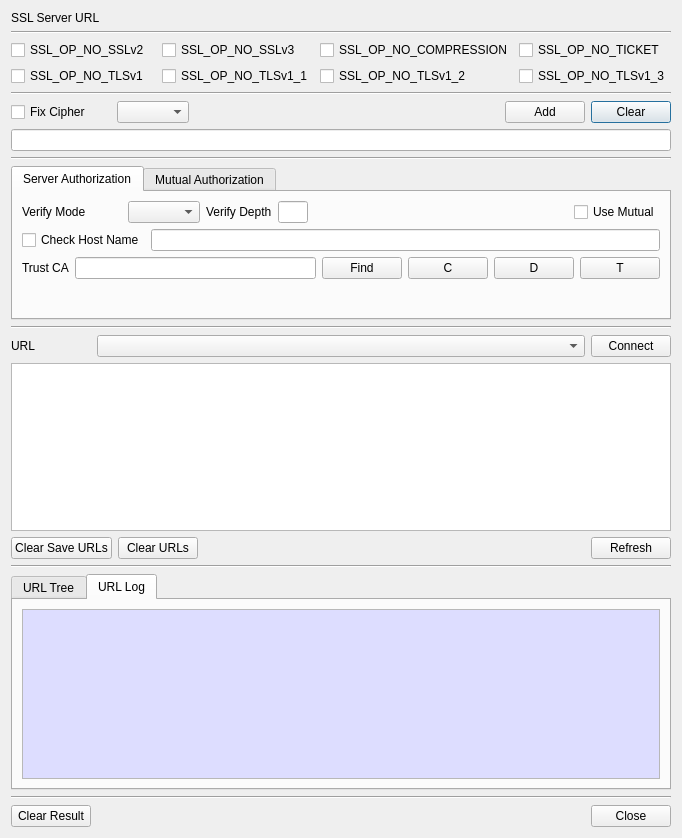
The window that BerEditor/ssl_verify_dlg.ui (jykim74/BerEditor) describes before a commit, drawn with Qt 5.
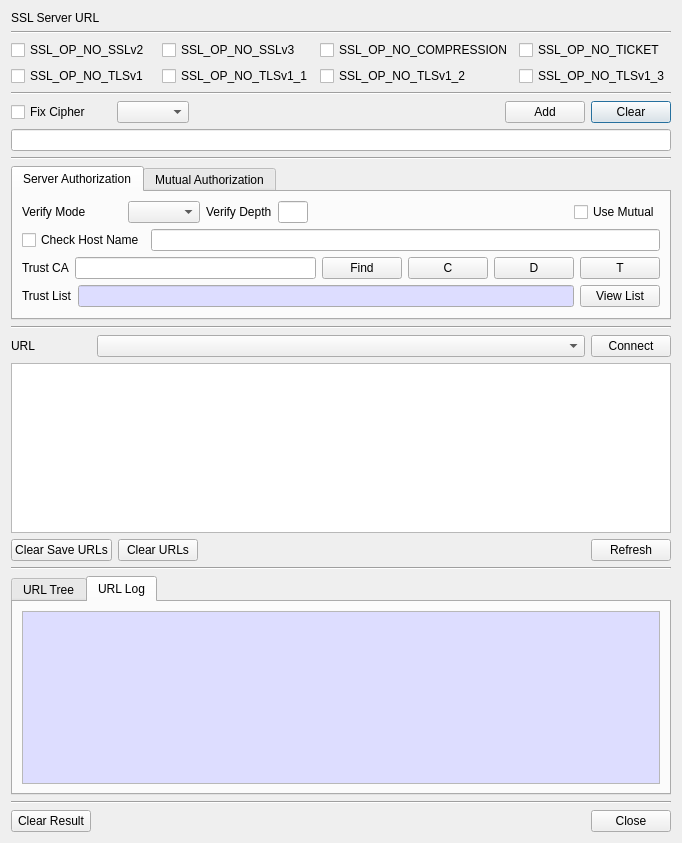
The same window after the commit. The open tabs and pages were chosen to show the change.

Commit message: Trust List 기능 지원

The edit to the form file:
```diff
--- a/BerEditor/ssl_verify_dlg.ui
+++ b/BerEditor/ssl_verify_dlg.ui
@@ -7,7 +7,7 @@
     <x>0</x>
     <y>0</y>
     <width>682</width>
-    <height>838</height>
+    <height>843</height>
    </rect>
   </property>
   <property name="windowTitle">
@@ -304,17 +304,56 @@
         </layout>
        </item>
        <item>
-        <spacer name="verticalSpacer">
-         <property name="orientation">
-          <enum>Qt::Vertical</enum>
-         </property>
-         <property name="sizeHint" stdset="0">
-          <size>
-           <width>20</width>
-           <height>40</height>
-          </size>
-         </property>
-        </spacer>
+        <layout class="QGridLayout" name="gridLayout_8">
+         <item row="0" column="1">
+          <widget class="QLineEdit" name="mTrustListPathText">
+           <property name="palette">
+            <palette>
+             <active>
+              <colorrole role="Base">
+               <brush brushstyle="SolidPattern">
+                <color alpha="255">
+                 <red>221</red>
+                 <green>221</green>
+                 <blue>255</blue>
+                </color>
+               </brush>
+              </colorrole>
+             </active>
+             <inactive>
+              <colorrole role="Base">
+               <brush brushstyle="SolidPattern">
+                <color alpha="255">
+                 <red>221</red>
+                 <green>221</green>
+                 <blue>255</blue>
+                </color>
+               </brush>
+              </colorrole>
+             </inactive>
+             <disabled/>
+            </palette>
+           </property>
+           <property name="readOnly">
+            <bool>true</bool>
+           </property>
+          </widget>
+         </item>
+         <item row="0" column="0">
+          <widget class="QLabel" name="label_10">
+           <property name="text">
+            <string>Trust List</string>
+           </property>
+          </widget>
+         </item>
+         <item row="0" column="2">
+          <widget class="QPushButton" name="mViewTrustListBtn">
+           <property name="text">
+            <string>View List</string>
+           </property>
+          </widget>
+         </item>
+        </layout>
        </item>
       </layout>
      </widget>
```
Left out of the diff: 20 changed lines with no effect on the pictures. The commit also changes 2 other files.
